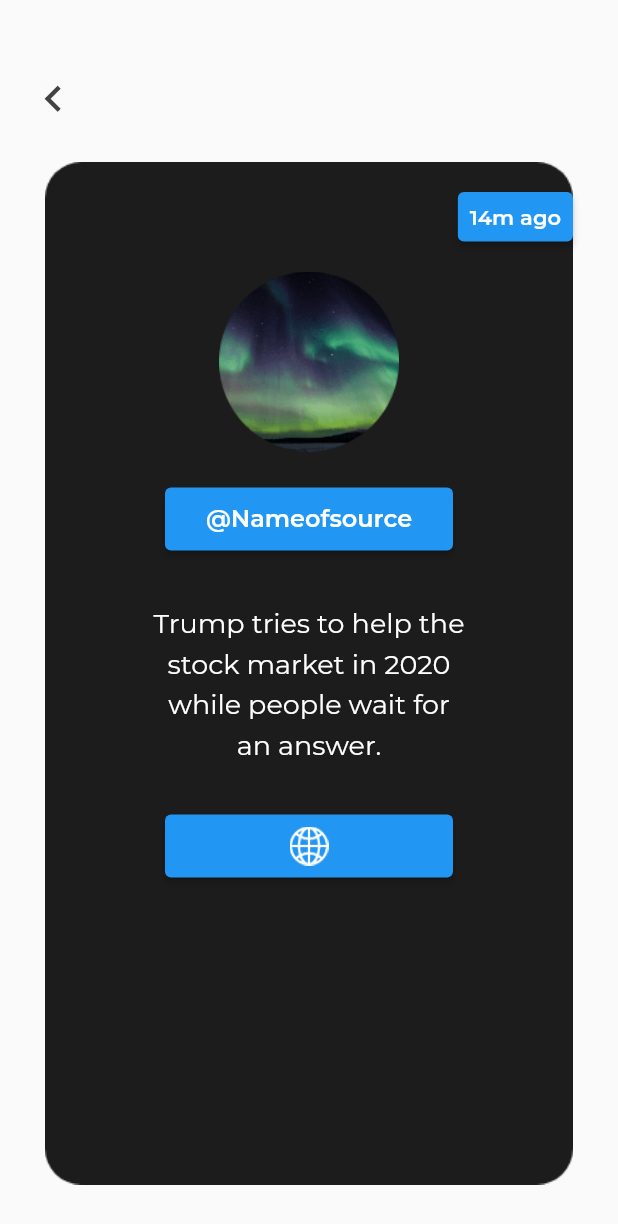
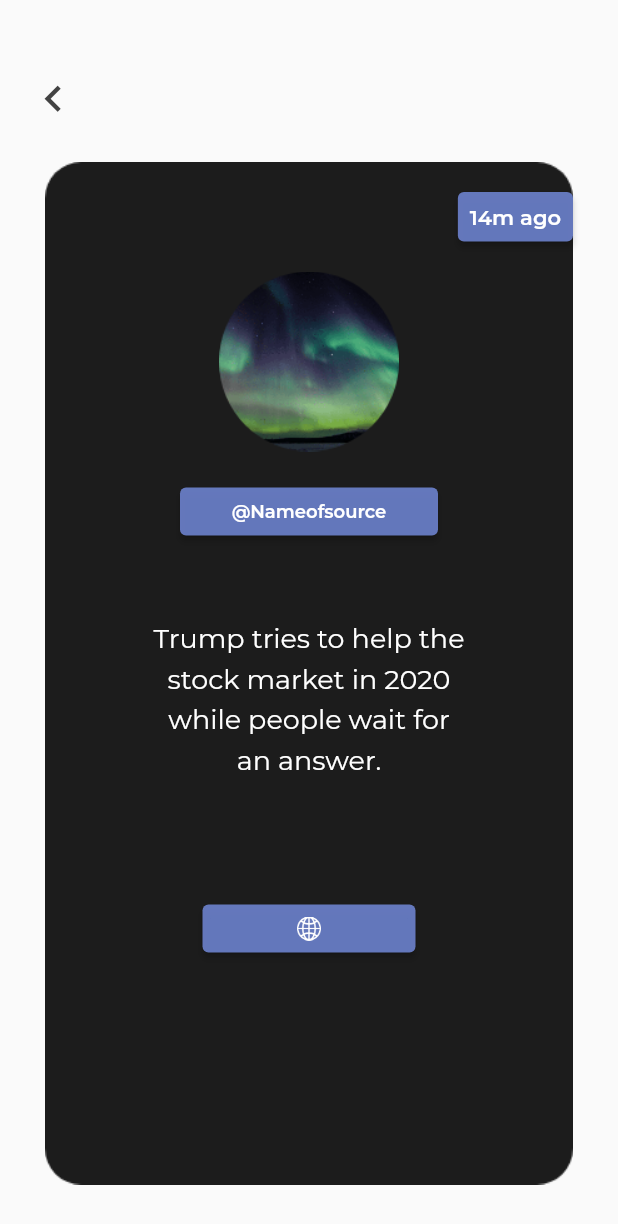
Before and after one commit to shahrukhktk/Kevin-Flutter-UI, a Flutter app: the screen it shows after launch, after a tap on "Nytt", on a phone screen of 412 x 824 dp. Shown: the top 1224 px of the screen. Run offline on Flutter 3.47's test engine with Material 2 defaults, Android fonts, the phone set to English and light mode, and no system bars.

Commit message:
initial commit FIRST SCREEN SECOND SCREEN PROJECT Completed

```diff
--- a/lib/screens/screen_one.dart
+++ b/lib/screens/screen_one.dart
@@ -21,7 +21,7 @@ class _FirstScreenState extends State<FirstScreen> {
         },
         title: Text('$listTitle',
           style: TextStyle(
-              fontSize: 25.0, fontWeight: FontWeight.w600, fontFamily: 'Monteserrat', color: Colors.blue, height: 1.5
+              fontSize: 25.0, fontWeight: FontWeight.w600, fontFamily: 'Monteserrat', color: Color.fromARGB(215, 114, 137, 218), height: 1.5
           ),
         ),
         subtitle: Text('$subTitle', style: TextStyle(
@@ -43,7 +43,7 @@ class _FirstScreenState extends State<FirstScreen> {
         },
           title: Text('$listTitle',
             style: TextStyle(
-                fontSize: 25.0, fontWeight: FontWeight.w600, fontFamily: 'Monteserrat', color: Colors.blue, height: 1.5
+                fontSize: 25.0, fontWeight: FontWeight.w600, fontFamily: 'Monteserrat', color: Color.fromARGB(215, 114, 137, 218), height: 1.5
             ),
           ),
           subtitle: Text('$subTitle', style: TextStyle(
@@ -65,7 +65,7 @@ class _FirstScreenState extends State<FirstScreen> {
           },
           title: Text('$listTitle',
             style: TextStyle(
-                fontSize: 25.0, fontWeight: FontWeight.w600, fontFamily: 'Monteserrat', color: Colors.blue, height: 1.5
+                fontSize: 25.0, fontWeight: FontWeight.w600, fontFamily: 'Monteserrat', color: Color.fromARGB(215, 114, 137, 218), height: 1.5
             ),
           ),
           subtitle: Text('$subTitle', style: TextStyle(
@@ -87,7 +87,7 @@ class _FirstScreenState extends State<FirstScreen> {
           },
           title: Text('$listTitle',
             style: TextStyle(
-                fontSize: 25.0, fontWeight: FontWeight.w600, fontFamily: 'Monteserrat', color: Colors.blue, height: 1.5
+                fontSize: 25.0, fontWeight: FontWeight.w600, fontFamily: 'Monteserrat', color: Color.fromARGB(215, 114, 137, 218), height: 1.5
             ),
           ),
           subtitle: Text('$subTitle', style: TextStyle(
@@ -109,7 +109,7 @@ class _FirstScreenState extends State<FirstScreen> {
           },
           title: Text('$listTitle',
             style: TextStyle(
-                fontSize: 25.0, fontWeight: FontWeight.w600, fontFamily: 'Monteserrat', color: Colors.blue, height: 1.5
+                fontSize: 25.0, fontWeight: FontWeight.w600, fontFamily: 'Monteserrat', color: Color.fromARGB(215, 114, 137, 218), height: 1.5
             ),
           ),
           subtitle: Text('$subTitle', style: TextStyle(
--- a/lib/screens/screen_two.dart
+++ b/lib/screens/screen_two.dart
@@ -48,7 +48,7 @@ class _SecondScreenState extends State<SecondScreen> {
                       children: <Widget>[
                         Card(
                           elevation: 2,
-                          color: Colors.blue,
+                          color: Color.fromARGB(215, 114, 137, 218),
                           child: Padding(
                             padding: const EdgeInsets.all(8.0),
                             child: Center(
@@ -62,7 +62,6 @@ class _SecondScreenState extends State<SecondScreen> {
                       ],
                     ),
                   ),
-
                   Center(
                       child: Image(
                         image: AssetImage('images/profileimage.png'),
@@ -71,23 +70,20 @@ class _SecondScreenState extends State<SecondScreen> {
                   ),
                   SizedBox(height: 20,),
                   Container(
-                    height: 50,
-                    width: 200,
+                    height: 40,
+                    width: 180,
                     child: Card(
                       elevation: 2,
-                      color: Colors.blue,
-                      child: Padding(
-                        padding: const EdgeInsets.all(8.0),
+                      color: Color.fromARGB(215, 114, 137, 218),
                         child: Center(
                           child: Text('@Nameofsource',
                             style: TextStyle(
-                              fontSize: 16.0, color: Colors.white, fontWeight: FontWeight.w600, fontFamily: 'Monteserrat',
+                              fontSize: 12.0, color: Colors.white, fontWeight: FontWeight.w600, fontFamily: 'Monteserrat',
                             ),),
                         ),
-                      ),
                     ),
                   ),
-                  SizedBox(height: 30,),
+                  SizedBox(height: 50,),
                   Align(
                     alignment: Alignment.center,
                     child: Text('Trump tries to help the \nstock market in 2020  \nwhile people wait for\nan answer.',
@@ -96,10 +92,10 @@ class _SecondScreenState extends State<SecondScreen> {
                         fontSize: 18.0, color: Colors.white, fontWeight: FontWeight.normal, fontFamily: 'Monteserrat', height: 1.5,
                       ),),
                   ),
-                  SizedBox(height: 30,),
+                  SizedBox(height: 80,),
                   Container(
-                    height: 50,
-                    width: 200,
+                    height: 40,
+                    width: 150,
                     child: GestureDetector(
                       onTap: ()
                       {
@@ -108,7 +104,7 @@ class _SecondScreenState extends State<SecondScreen> {
                       },
                       child: Card(
                         elevation: 2,
-                        color: Colors.blue,
+                        color: Color.fromARGB(215, 114, 137, 218),
                         child: Padding(
                           padding: const EdgeInsets.all(8.0),
                           child: Center(
```
